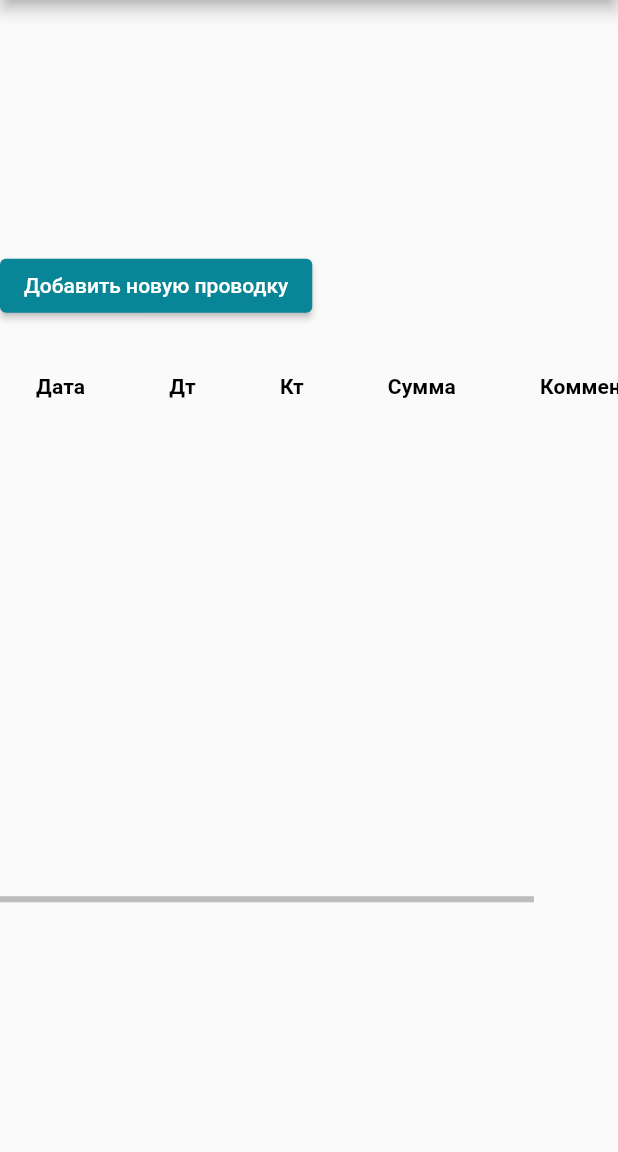
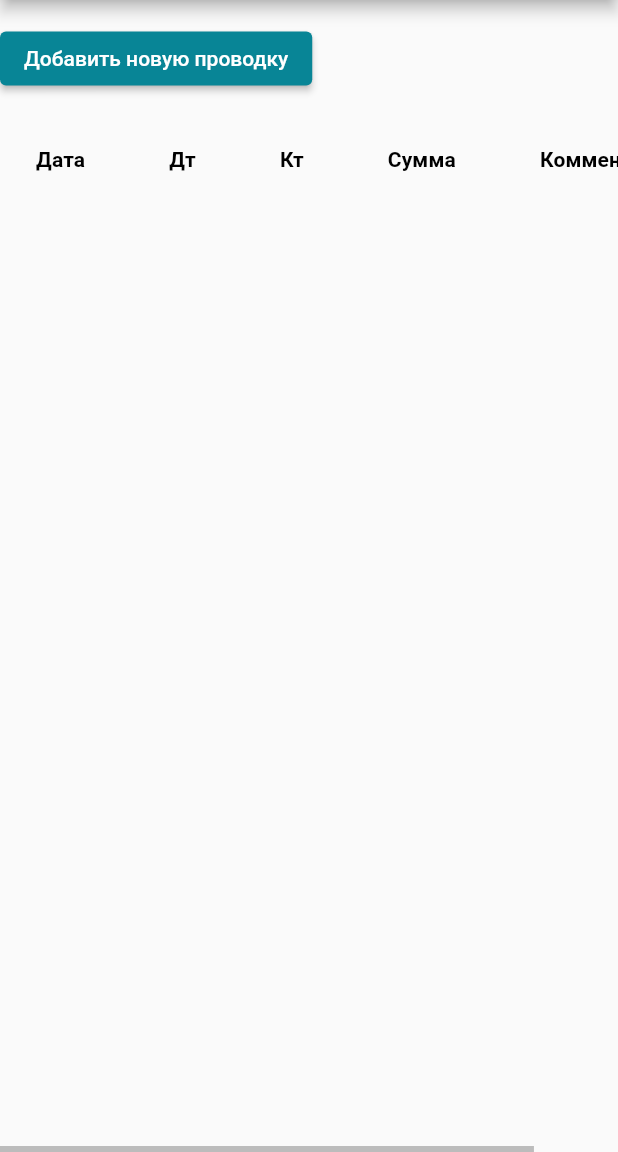
Before and after one commit to romannep/oktopadbooker, a Flutter app: the screen it shows after launch, after a tap on "Посмотреть результаты", after a tap on "Главное", after a tap on "Добавить или изменить проводки", on a phone screen of 412 x 824 dp, the part 84-1236 px from its top. Run offline on Flutter 3.47's test engine with Material 2 defaults, Android fonts, the light colour scheme and no system bars; our stand-ins replace csv, file_picker, sqflite, sqflite_common_ffi; accounts and stored records are empty.

Commit message:
upd records layout, add negative num ability

```diff
--- a/lib/app.dart
+++ b/lib/app.dart
@@ -251,7 +251,7 @@ class AppState extends State<App> {
         }
         case Screen.Records: {
           final item = ScreenItem(
-            widget: ScreenWrapper(Records(appState: this)),
+            widget: Records(appState: this),
             title: 'Проводки',
             controller: ScreenController(),
           );
--- a/lib/screens/record.dart
+++ b/lib/screens/record.dart
@@ -195,7 +195,7 @@ class AccountState extends State<Record> with AutomaticKeepAliveClientMixin<Reco
                 decoration: InputDecoration(labelText: 'Сумма'),
                 keyboardType: TextInputType.numberWithOptions(decimal: true),
                 inputFormatters: [
-                  FilteringTextInputFormatter.allow(RegExp(r'[0-9]')),
+                  FilteringTextInputFormatter.allow(RegExp(r'-?[0-9]')),
                 ],
               ),
             ),
--- a/lib/screens/records.dart
+++ b/lib/screens/records.dart
@@ -68,15 +68,20 @@ class RecordsState extends State<Records> {
   @override
   Widget build(BuildContext context) {
     return Column(
-      crossAxisAlignment: CrossAxisAlignment.start,
+      //crossAxisAlignment: CrossAxisAlignment.start,
       children: [
-        createButton('Добавить новую проводку', newAccount),
         marginWidget,
         Expanded(
           child: Scrollbar(controller: scrollController, isAlwaysShown: true, child: SingleChildScrollView(
             controller: scrollController,
             scrollDirection: Axis.horizontal,
-            child: SingleChildScrollView(child: DataTable(
+            child: SingleChildScrollView(
+              child: Column(
+                crossAxisAlignment: CrossAxisAlignment.start,
+                children: [
+                  createButton('Добавить новую проводку', newAccount),
+                  marginWidget,
+                  DataTable(
                     showCheckboxColumn: false,
                     columns: [
                       DataColumn(label: Text('Дата', style: titleStyle)),
@@ -87,7 +92,10 @@ class RecordsState extends State<Records> {
                     ],
                     // defaultColumnWidth: const IntrinsicColumnWidth(),
                     rows: records,
-            )),
+                  ),
+                ],
+              ),
+            ),
           )),
         ),
       ],
```
Also changed, not shown: 1 other file. Lines whose indentation alone changed are shown as unchanged.
